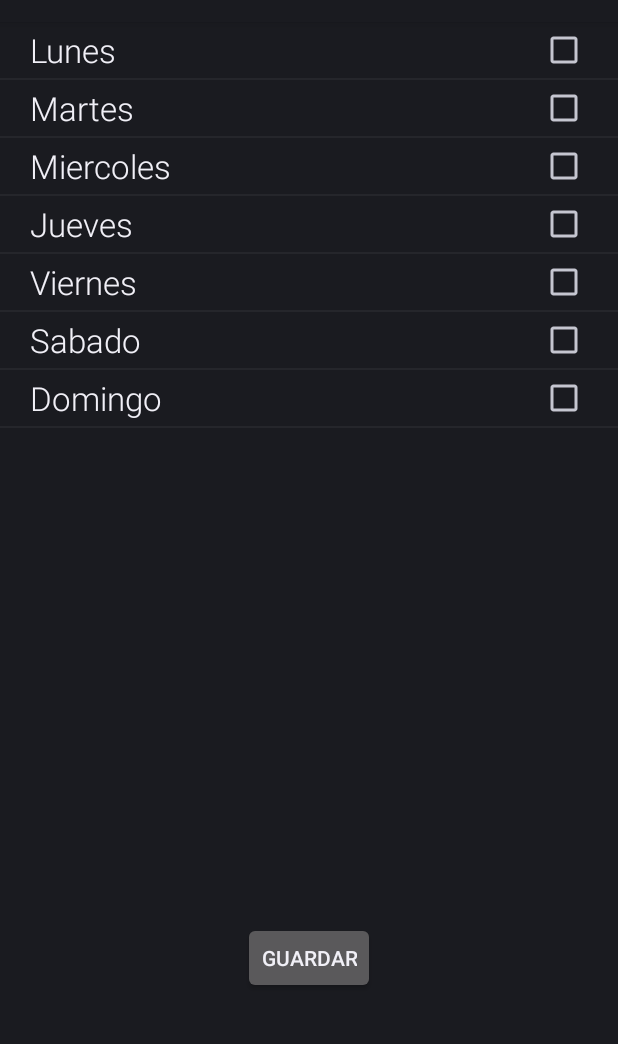
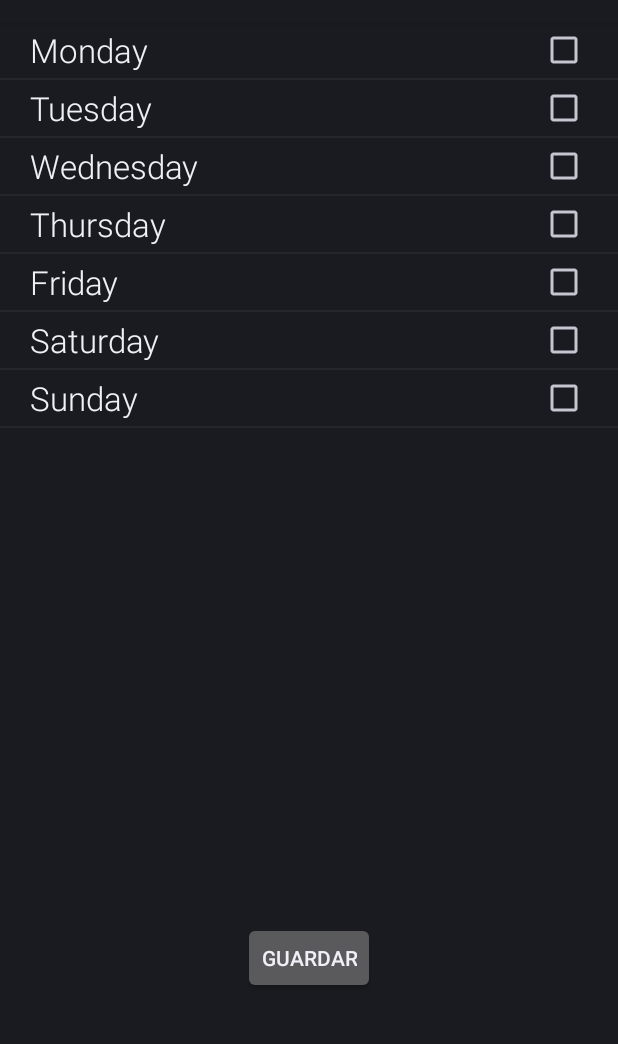
Before and after one commit to safloresg/DoNotDisturb, an Android app: the DaysPicker screen opened directly, with no data from a screen before it, on a phone screen of 412 x 824 dp, the part 62-1106 px from its top. Run offline under Robolectric (Android 15) with nearby library versions, the phone set to English and light mode, and no system bars.

```diff
--- a/app/build.gradle
+++ b/app/build.gradle
@@ -24,4 +24,5 @@ dependencies {
     testCompile 'junit:junit:4.12'
     compile 'com.android.support:appcompat-v7:23.2.0'
     compile 'com.android.support:support-v4:23.2.0'
+    androidTestCompile 'junit:junit:4.12'
 }
--- a/app/src/main/AndroidManifest.xml
+++ b/app/src/main/AndroidManifest.xml
@@ -23,7 +23,7 @@
         </activity>
 
         <activity android:name=".donotdisturb.fime.mx.contacts.ContactsActivity" android:label="@string/app_name" />
-        <activity android:name=".DaysPicker" android:label="@string/app_name"/>
+        <activity android:name=".donotdisturb.fime.mx.Days.DaysPicker" android:label="@string/app_name"/>
         <activity android:name=".StartTime" android:label="@string/app_name"/>
         <activity android:name=".EndTime" android:label="@string/app_name" />
 
--- a/app/src/main/java/donotdisturb/fime/mx/donotdisturb/EndTime.java
+++ b/app/src/main/java/donotdisturb/fime/mx/donotdisturb/EndTime.java
@@ -6,7 +6,6 @@ import android.content.SharedPreferences;
 import android.os.Build;
 import android.os.Bundle;
 import android.preference.PreferenceManager;
-import android.support.v7.app.AppCompatActivity;
 import android.util.Log;
 import android.view.View;
 import android.widget.Button;
--- a/app/src/main/java/donotdisturb/fime/mx/donotdisturb/MainActivity.java
+++ b/app/src/main/java/donotdisturb/fime/mx/donotdisturb/MainActivity.java
@@ -9,6 +9,7 @@ import android.widget.ListView;
 
 import java.util.ArrayList;
 
+import donotdisturb.fime.mx.donotdisturb.donotdisturb.fime.mx.Days.DaysPicker;
 import donotdisturb.fime.mx.donotdisturb.donotdisturb.fime.mx.contacts.ContactsActivity;
 
 
--- a/app/src/main/java/donotdisturb/fime/mx/donotdisturb/DaysAdapter.java
+++ b/app/src/main/java/donotdisturb/fime/mx/donotdisturb/donotdisturb/fime/mx/Days/DaysAdapter.java
@@ -1,6 +1,7 @@
-package donotdisturb.fime.mx.donotdisturb;
+package donotdisturb.fime.mx.donotdisturb.donotdisturb.fime.mx.Days;
 
 import android.content.Context;
+import android.preference.PreferenceManager;
 import android.widget.ArrayAdapter;
 import java.util.ArrayList;
 import java.util.HashMap;
@@ -8,6 +9,8 @@ import android.view.LayoutInflater;
 import android.view.View;
 import android.view.ViewGroup;
 import android.widget.CheckedTextView;
+
+import donotdisturb.fime.mx.donotdisturb.R;
 
 /**
  * Created by eduardo on 28/04/16.
@@ -18,11 +21,14 @@ public class DaysAdapter extends ArrayAdapter {
     ArrayList weekdays;
     Context context;
     //    private int[] colors = new int[] { Color.parseColor("#D0D0D0"), Color.parseColor("#D8D8D8") };
-    public DaysAdapter(Context context, int resource, int textViewResourceId, ArrayList weekdays) {
+    public DaysAdapter(Context context, int resource, int textViewResourceId, ArrayList<String> weekdays) {
         super(context, resource, textViewResourceId, weekdays);
         this.context=context;
         this.weekdays=weekdays;
-        for(int i=0;i<weekdays.size();i++)checked.put(i, false);
+        for(int i=0;i<weekdays.size();i++)
+        {
+            checked.put(i, PreferenceManager.getDefaultSharedPreferences(context).getBoolean(weekdays.get(i), false));
+        }
     }
 
     public DaysAdapter(Context context, int resource, int textViewResourceId, ArrayList weekdays, ArrayList oldweekdays) {
@@ -47,12 +53,8 @@ public class DaysAdapter extends ArrayAdapter {
         return check;
     }
 
-    public ArrayList getCheckedItems(){
-        ArrayList check = new ArrayList();
-        for(int i=0;i<checked.size();i++){
-            if(checked.get(i))check.add(weekdays.get(i));
-        }
-        return check;
+    public HashMap<Integer,Boolean> getCheckedItems(){
+        return checked;
     }
 
     public View getView(int position, View convertView, ViewGroup parent) {
@@ -64,7 +66,8 @@ public class DaysAdapter extends ArrayAdapter {
         }
 
         CheckedTextView checkedTextView = (CheckedTextView)row.findViewById(R.id.checkedtextview);
-        checkedTextView.setText((CharSequence) weekdays.get(position));
+        checkedTextView.setText( weekdays.get(position).toString());
+        checkedTextView.setChecked(checked.get(position));
         return row;
     }
 }
--- a/app/src/main/java/donotdisturb/fime/mx/donotdisturb/DaysPicker.java
+++ b/app/src/main/java/donotdisturb/fime/mx/donotdisturb/donotdisturb/fime/mx/Days/DaysPicker.java
@@ -1,38 +1,47 @@
-package donotdisturb.fime.mx.donotdisturb;
+package donotdisturb.fime.mx.donotdisturb.donotdisturb.fime.mx.Days;
 
 import android.app.Activity;
+import android.content.SharedPreferences;
 import android.os.Bundle;
+import android.preference.PreferenceManager;
+import android.util.Log;
 import android.view.View;
-import android.widget.Adapter;
 import android.widget.AdapterView;
-import android.widget.ArrayAdapter;
 import android.widget.Button;
-import android.widget.EditText;
-import android.widget.ListAdapter;
 import android.widget.ListView;
 
 import java.util.ArrayList;
+import java.util.HashMap;
+import java.util.logging.Logger;
+
+import donotdisturb.fime.mx.donotdisturb.R;
 
 /**
  * Created by eduardo on 28/04/16.
  */
 public class DaysPicker extends Activity{
-    ArrayList weekdays = new ArrayList();
+
+    private enum DaysOfWeek{MONDAY,TUESDAY,WEDNESDAY,THURSDAY,FRIDAY,SATURDAY,SUNDAY}
+
+    ArrayList<String> weekdays = new ArrayList();
     ArrayList ret = new ArrayList();
     ListView lv;
     Button savedays;
+    SharedPreferences shPrefFile;
     DaysAdapter adapter;
     String c;
-    long courseid;
+  //  long courseid;
 
     public void initialize(){
-        weekdays.add("Lunes");
-        weekdays.add("Martes");
-        weekdays.add("Miercoles");
-        weekdays.add("Jueves");
-        weekdays.add("Viernes");
-        weekdays.add("Sabado");
-        weekdays.add("Domingo");
+        weekdays.add(this.getResources().getString(R.string.Monday));
+        weekdays.add(this.getResources().getString(R.string.Tuesday));
+        weekdays.add(this.getResources().getString(R.string.Wednesday));
+        weekdays.add(this.getResources().getString(R.string.Thursday));
+        weekdays.add(this.getResources().getString(R.string.Friday));
+        weekdays.add(this.getResources().getString(R.string.Saturday));
+        weekdays.add(this.getResources().getString(R.string.Sunday));
+
+        shPrefFile = PreferenceManager.getDefaultSharedPreferences(this);
     }
 
     public void getoldweekdays(long id){
@@ -46,10 +55,9 @@ public class DaysPicker extends Activity{
         ret.clear();
         initialize();
         lv = (ListView) findViewById(R.id.listView1);
-        lv.setChoiceMode(ListView.CHOICE_MODE_MULTIPLE);
+    //    lv.setChoiceMode(ListView.CHOICE_MODE_MULTIPLE);
         savedays = (Button) findViewById(R.id.btnsavedays);
 
-        courseid = getIntent().getLongExtra("courseid", -1);
         adapter = new DaysAdapter(this, R.layout.day_item, R.id.checkedtextview, weekdays);
         lv.setAdapter(adapter);
         for(int i=0;i<ret.size();i++)lv.setItemChecked((Integer) ret.get(i), true);
@@ -65,7 +73,12 @@ public class DaysPicker extends Activity{
 
             @Override
             public void onClick(View arg0) {
-                ArrayList checkeditem = adapter.getCheckedItems();
+                HashMap<Integer,Boolean> checkeditems = adapter.getCheckedItems();
+                for (int i = 0; i < checkeditems.size();i++)
+                {
+                    shPrefFile.edit().putBoolean(weekdays.get(i), checkeditems.get(i)).commit();
+                    Log.d(weekdays.get(i),checkeditems.get(i).toString());
+                }
                 finish();
             }
         });
--- a/app/src/main/res/layout/day_item.xml
+++ b/app/src/main/res/layout/day_item.xml
@@ -11,8 +11,6 @@
     android:paddingRight="20dip"
     android:paddingTop="4dip"
     android:fontFamily="sans-serif-light"
-    android:textAppearance="?android:attr/textAppearanceLarge"
-
-    android:onClick="toggle">
+    android:textAppearance="?android:attr/textAppearanceLarge">
 
 </CheckedTextView>
--- a/app/src/main/res/values/strings.xml
+++ b/app/src/main/res/values/strings.xml
@@ -24,5 +24,17 @@
     <string name="hello_blank_fragment">Hello blank fragment</string>
 
     <string name="search_match_other">Match other</string>
+    <string name="Monday">Monday</string>
+    <string name="Tuesday">Tuesday</string>
+    <string name="Wednesday">Wednesday</string>
+    <string name="Thursday">Thursday</string>
+    <string name="Friday">Friday</string>
+    <string name="Saturday">Saturday</string>
+    <string name="Sunday">Sunday</string>
+
+
+
+
+
 
 </resources>
```
Also changed, not shown: app/src/main/java/donotdisturb/fime/mx/donotdisturb/CallReceiver.java (+32 -14 lines), 2 other files.
